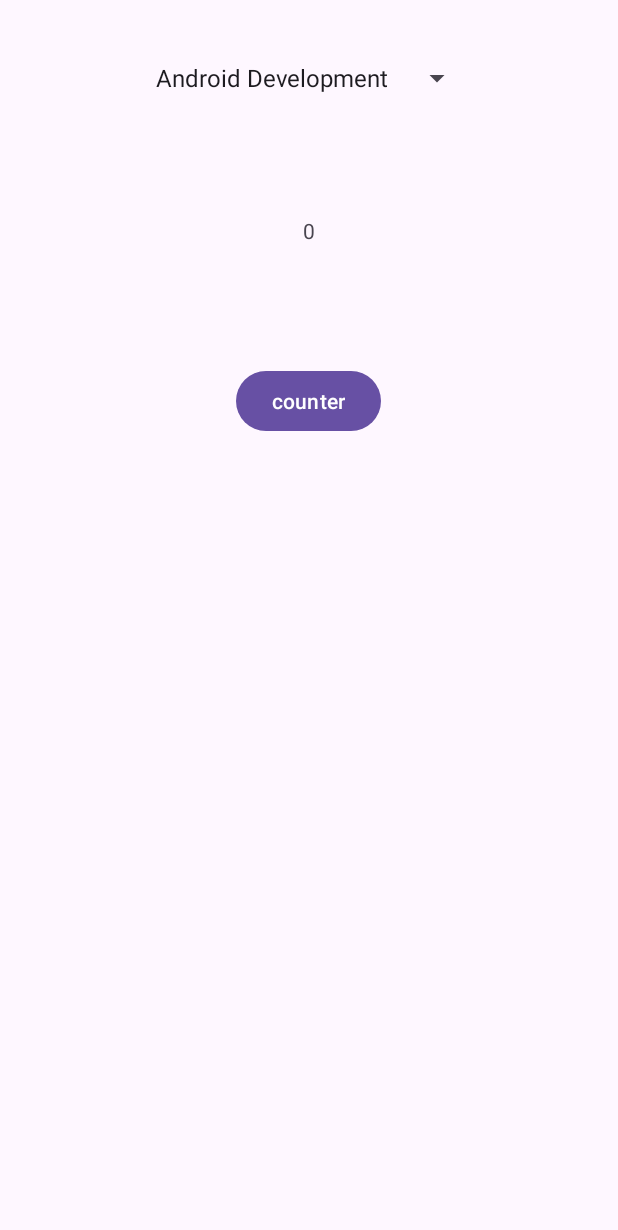
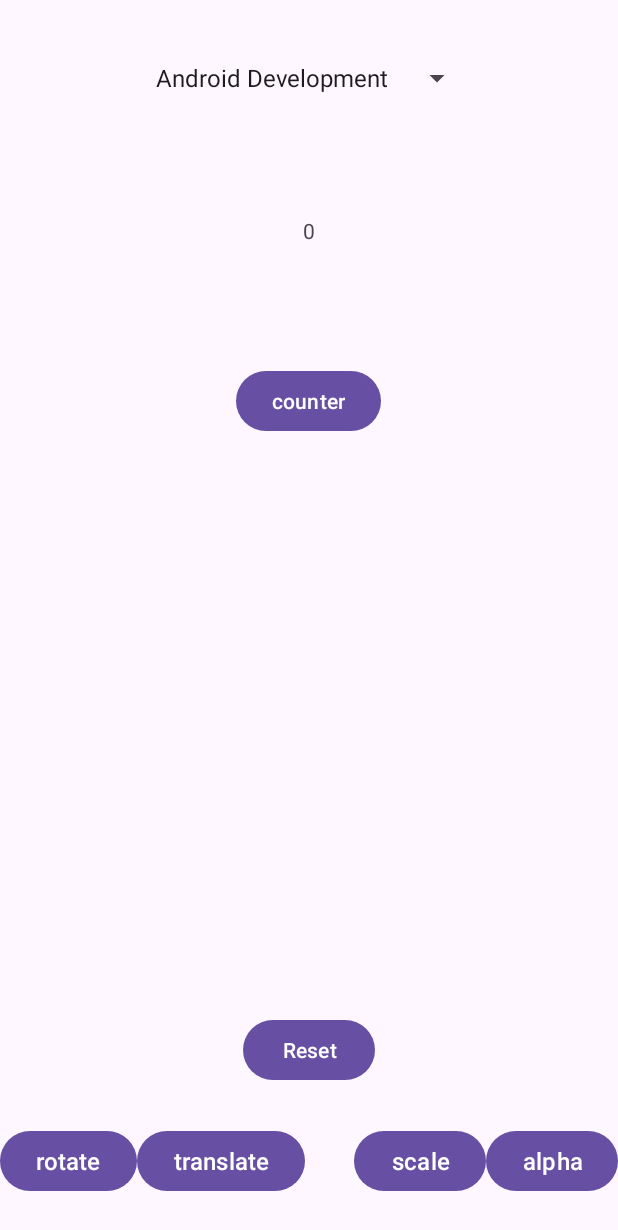
Before and after one commit to Arijit2003/AllFeatures, an Android app: the screen it shows after launch (MainActivity), on a phone screen of 412 x 824 dp. Shown: the top 1230 px of the screen. Run offline under Robolectric (Android 15) with nearby library versions, the phone set to English and light mode, and no system bars.

Commit message:
Animation

```diff
--- a/app/src/main/java/com/example/allfeatures/MainActivity.java
+++ b/app/src/main/java/com/example/allfeatures/MainActivity.java
@@ -3,6 +3,8 @@ package com.example.allfeatures;
 import android.os.Bundle;
 import android.os.PersistableBundle;
 import android.view.View;
+import android.view.animation.Animation;
+import android.view.animation.AnimationUtils;
 import android.widget.AdapterView;
 import android.widget.ArrayAdapter;
 import android.widget.Button;
@@ -26,8 +28,11 @@ public class MainActivity extends AppCompatActivity {
     Button buttonCounter;
     int count=0;
     Spinner spinner;
+    Button translate,scale,rotate,alpha,resetBtn;
+
     ArrayList<String> arrLst;
     ArrayAdapter<String> arrayAdapter;
+
     @Override
     protected void onCreate(Bundle savedInstanceState) {
         super.onCreate(savedInstanceState);
@@ -42,7 +47,26 @@ public class MainActivity extends AppCompatActivity {
         init();
 
 
-
+        resetBtn.setOnClickListener(v->{
+            buttonCounter.clearAnimation();
+        });
+        translate.setOnClickListener(v->{
+            Animation anim = AnimationUtils.loadAnimation(this,R.anim.translate);
+            //buttonCounter.setAnimation(anim); // when the screen refreshed/loads
+            buttonCounter.startAnimation(anim);
+        });
+        alpha.setOnClickListener(v->{
+            Animation anim = AnimationUtils.loadAnimation(this,R.anim.alpha);
+            buttonCounter.startAnimation(anim);
+        });
+        rotate.setOnClickListener(v->{
+            Animation anim = AnimationUtils.loadAnimation(this,R.anim.rotate);
+            buttonCounter.startAnimation(anim);
+        });
+        scale.setOnClickListener(v->{
+            Animation anim = AnimationUtils.loadAnimation(this,R.anim.scale);
+            buttonCounter.startAnimation(anim);
+        });
         buttonCounter.setOnClickListener(v->{
             count++;
             updateUi();
@@ -65,6 +89,11 @@ public class MainActivity extends AppCompatActivity {
         textView = findViewById(R.id.textView);
         buttonCounter=findViewById(R.id.buttonCounter);
         spinner=findViewById(R.id.spinner);
+        translate=findViewById(R.id.translate);
+        rotate =findViewById(R.id.rotate);
+        scale=findViewById(R.id.scale);
+        alpha=findViewById(R.id.alpha);
+        resetBtn=findViewById(R.id.resetBtn);
         initializeSpinnerRequirements();
         spinner.setAdapter(arrayAdapter);
     }
--- /dev/null
+++ b/app/src/main/res/anim/alpha.xml
@@ -0,0 +1,9 @@
+<?xml version="1.0" encoding="utf-8"?>
+<set xmlns:android="http://schemas.android.com/apk/res/android"
+    >
+    <alpha android:fromAlpha="0"
+        android:toAlpha="1"
+        android:duration="600"
+        android:repeatMode="reverse"
+        android:repeatCount="infinite"/>
+</set>
--- /dev/null
+++ b/app/src/main/res/anim/rotate.xml
@@ -0,0 +1,10 @@
+<?xml version="1.0" encoding="utf-8"?>
+<set xmlns:android="http://schemas.android.com/apk/res/android">
+    <rotate android:fromDegrees="0"
+        android:toDegrees="3600"
+        android:duration="1200"
+        android:repeatMode="restart"
+        android:repeatCount="infinite"
+        android:pivotX="50%"
+        android:pivotY="50%"/>
+</set>
--- /dev/null
+++ b/app/src/main/res/anim/scale.xml
@@ -0,0 +1,10 @@
+<?xml version="1.0" encoding="utf-8"?>
+<set xmlns:android="http://schemas.android.com/apk/res/android">
+    <scale android:fromXScale="1"
+        android:toXScale="2"
+        android:fromYScale="1"
+        android:toYScale="2"
+        android:duration="700"
+        android:repeatMode="reverse"
+        android:repeatCount="infinite"/>
+</set>
--- /dev/null
+++ b/app/src/main/res/anim/translate.xml
@@ -0,0 +1,21 @@
+<?xml version="1.0" encoding="utf-8"?>
+<set xmlns:android="http://schemas.android.com/apk/res/android"
+    android:interpolator="@android:anim/anticipate_interpolator">
+
+<!--    current position referred as  0-->
+
+    <translate android:fromXDelta="-200"
+        android:toXDelta="200"
+        android:duration="700"
+        android:repeatMode="reverse"
+        android:repeatCount="infinite" />
+
+
+<!--    android:interpolator="@android:anim/linear_interpolator"  &ndash;&gt; rate of change in animation-->
+<!--    android:startOffset="2000" &#45;&#45;waiting time before an animation starts-->
+<!--    android:repeatMode="restart" &#45;&#45;two repeatation: reverse/restart-->
+<!--    android:repeatCount="infinite" &#45;&#45;or any number-->
+<!--    android:duration="2000"-->
+
+
+</set>
--- a/app/src/main/res/layout/activity_main.xml
+++ b/app/src/main/res/layout/activity_main.xml
@@ -31,6 +31,53 @@
         android:text="@string/counter"
         android:layout_below="@id/textView"
         android:layout_centerHorizontal="true"
-        android:layout_margin="40dp"/>
+        android:layout_margin="40dp"
+        />
+    <Button
+        android:id="@+id/translate"
+        android:layout_width="wrap_content"
+        android:layout_height="wrap_content"
+        android:text="translate"
+        android:textSize="16sp"
+        android:layout_marginBottom="26dp"
+        android:layout_toEndOf="@id/rotate"
+        android:layout_alignParentBottom="true"/>
+    <Button
+        android:id="@+id/scale"
+        android:layout_width="wrap_content"
+        android:layout_height="wrap_content"
+        android:text="scale"
+        android:textSize="16sp"
+        android:layout_marginBottom="26dp"
+        android:layout_toStartOf="@id/alpha"
+        android:layout_alignParentBottom="true"/>
+    <Button
+        android:id="@+id/rotate"
+        android:layout_width="wrap_content"
+        android:layout_height="wrap_content"
+        android:text="rotate"
+        android:textSize="16sp"
+        android:layout_marginBottom="26dp"
+        android:layout_alignParentBottom="true"
+        android:layout_alignParentStart="true"/>
+    <Button
+        android:id="@+id/alpha"
+        android:layout_width="wrap_content"
+        android:layout_height="wrap_content"
+        android:text="alpha"
+        android:textSize="16sp"
+        android:layout_marginBottom="26dp"
+        android:layout_alignParentEnd="true"
+        android:layout_alignParentBottom="true"/>
+    <Button
+        android:id="@+id/resetBtn"
+        android:layout_width="wrap_content"
+        android:layout_height="wrap_content"
+        android:text="Reset"
+        android:layout_above="@id/rotate"
+        android:layout_centerHorizontal="true"
+        android:layout_margin="26dp"/>
+
+
 
 </RelativeLayout>
```
